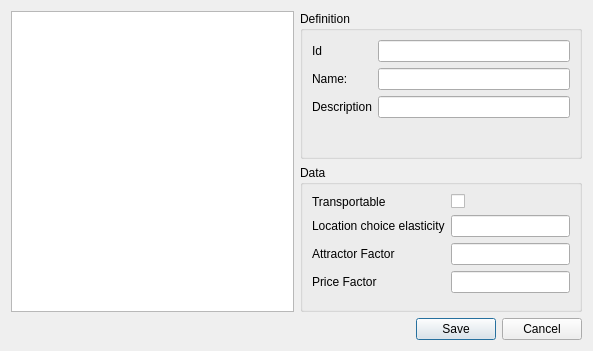
Before: the Qt Designer form add_sector.ui in TomasdelaBarra/QTRANUS, drawn with Qt 5.
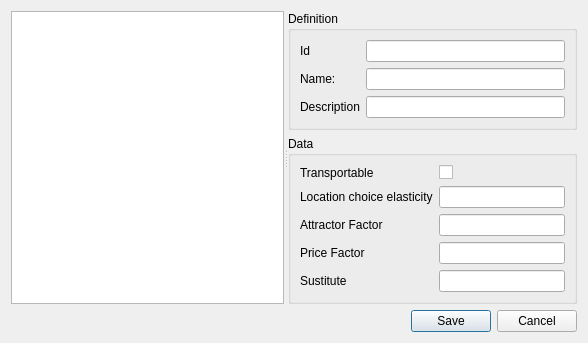
After: the same form once the commit is applied.

```diff
--- a/add_sector.ui
+++ b/add_sector.ui
@@ -6,22 +6,23 @@
    <rect>
     <x>0</x>
     <y>0</y>
-    <width>593</width>
-    <height>351</height>
+    <width>588</width>
+    <height>316</height>
    </rect>
   </property>
   <property name="windowTitle">
    <string>Add new sector</string>
   </property>
-  <layout class="QHBoxLayout" name="horizontalLayout_2">
+  <layout class="QHBoxLayout" name="horizontalLayout">
    <item>
     <layout class="QVBoxLayout" name="verticalLayout_4">
      <item>
-      <layout class="QHBoxLayout" name="horizontalLayout">
-       <item>
-        <widget class="QTreeView" name="scenario_tree"/>
-       </item>
-       <item>
+      <widget class="QSplitter" name="splitter">
+       <property name="orientation">
+        <enum>Qt::Horizontal</enum>
+       </property>
+       <widget class="QTreeView" name="scenario_tree"/>
+       <widget class="QWidget" name="">
         <layout class="QVBoxLayout" name="verticalLayout_3">
          <item>
           <widget class="QGroupBox" name="project">
@@ -132,14 +133,24 @@
                 </property>
                </widget>
               </item>
+              <item row="4" column="1">
+               <widget class="QLineEdit" name="sustitute"/>
+              </item>
+              <item row="4" column="0">
+               <widget class="QLabel" name="label_8">
+                <property name="text">
+                 <string>Sustitute</string>
+                </property>
+               </widget>
+              </item>
              </layout>
             </item>
            </layout>
           </widget>
          </item>
         </layout>
-       </item>
-      </layout>
+       </widget>
+      </widget>
      </item>
      <item>
       <widget class="QDialogButtonBox" name="buttonBox">
```
